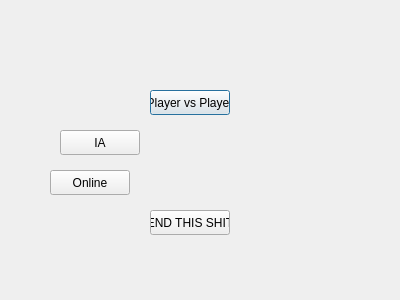
Qt form dialognewgame.ui (karamandrew/Arnianletricozor) before a commit.
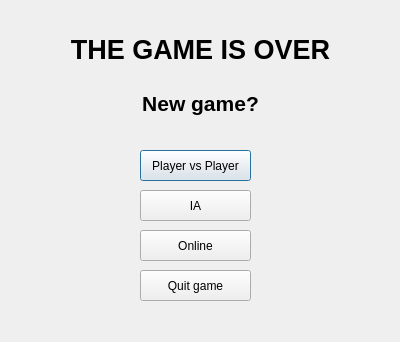
The same form after that commit.

Commit message: interface- gameplay bug :voir google docs

What changed in the file:
```diff
--- a/dialognewgame.ui
+++ b/dialognewgame.ui
@@ -7,7 +7,7 @@
     <x>0</x>
     <y>0</y>
     <width>400</width>
-    <height>300</height>
+    <height>342</height>
    </rect>
   </property>
   <property name="windowTitle">
@@ -16,10 +16,10 @@
   <widget class="QPushButton" name="pushButton">
    <property name="geometry">
     <rect>
-     <x>150</x>
-     <y>90</y>
-     <width>80</width>
-     <height>25</height>
+     <x>140</x>
+     <y>150</y>
+     <width>111</width>
+     <height>31</height>
     </rect>
    </property>
    <property name="text">
@@ -29,10 +29,10 @@
   <widget class="QPushButton" name="pushButton_2">
    <property name="geometry">
     <rect>
-     <x>60</x>
-     <y>130</y>
-     <width>80</width>
-     <height>25</height>
+     <x>140</x>
+     <y>190</y>
+     <width>111</width>
+     <height>31</height>
     </rect>
    </property>
    <property name="text">
@@ -42,10 +42,10 @@
   <widget class="QPushButton" name="pushButton_3">
    <property name="geometry">
     <rect>
-     <x>50</x>
-     <y>170</y>
-     <width>80</width>
-     <height>25</height>
+     <x>140</x>
+     <y>230</y>
+     <width>111</width>
+     <height>31</height>
     </rect>
    </property>
    <property name="text">
@@ -55,14 +55,27 @@
   <widget class="QPushButton" name="pushButton_4">
    <property name="geometry">
     <rect>
-     <x>150</x>
-     <y>210</y>
-     <width>80</width>
-     <height>25</height>
+     <x>140</x>
+     <y>270</y>
+     <width>111</width>
+     <height>31</height>
     </rect>
    </property>
    <property name="text">
-    <string>END THIS SHIT</string>
+    <string>Quit game</string>
+   </property>
+  </widget>
+  <widget class="QLabel" name="label">
+   <property name="geometry">
+    <rect>
+     <x>50</x>
+     <y>-10</y>
+     <width>301</width>
+     <height>171</height>
+    </rect>
+   </property>
+   <property name="text">
+    <string>&lt;html&gt;&lt;head/&gt;&lt;body&gt;&lt;p align=&quot;center&quot;&gt;&lt;span style=&quot; font-size:20pt; font-weight:600;&quot;&gt;THE GAME IS OVER&lt;/span&gt;&lt;br/&gt;&lt;/p&gt;&lt;p align=&quot;center&quot;&gt;&lt;span style=&quot; font-size:16pt; font-weight:600;&quot;&gt;New game?&lt;/span&gt;&lt;/p&gt;&lt;/body&gt;&lt;/html&gt;</string>
    </property>
   </widget>
  </widget>
```
The commit also changes 4 other files.
